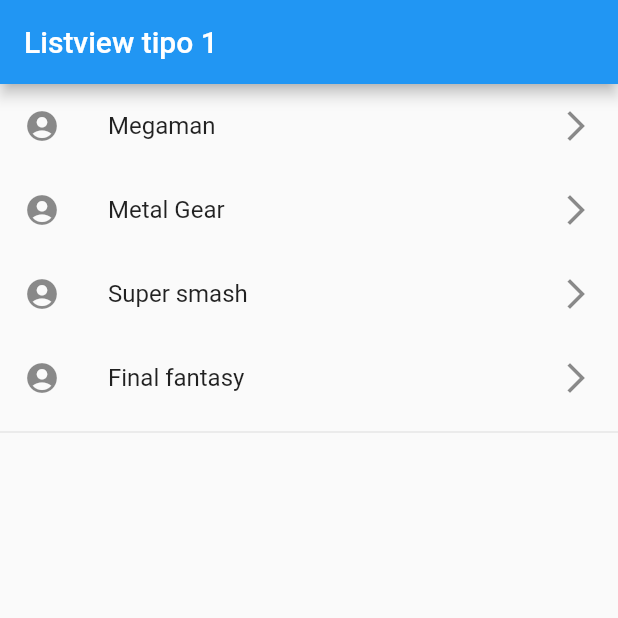
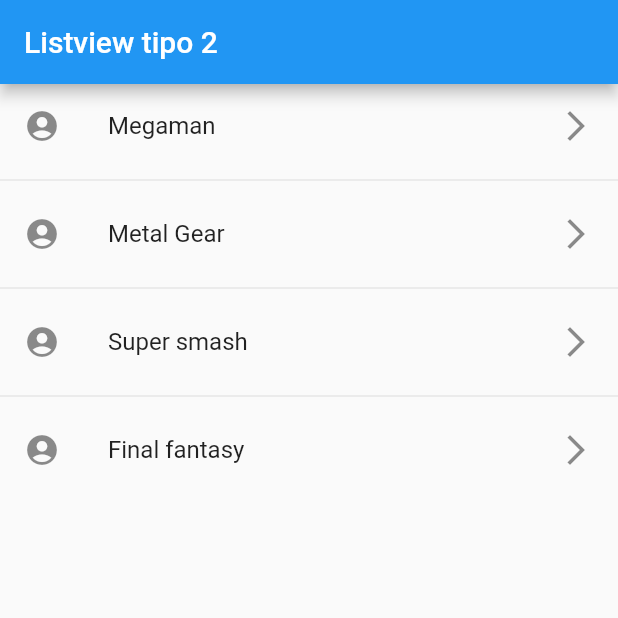
Before and after one commit to Tikiva/Flutter_components, a Flutter app: the screen it shows after launch, on a phone screen of 412 x 824 dp, the top half of it. Run offline on Flutter 3.47's test engine with Material 2 defaults, Android fonts, the phone set to English and light mode, and no system bars.

Commit message:
FLUTTER-Components 0003 Listview separate

```diff
--- a/lib/main.dart
+++ b/lib/main.dart
@@ -1,4 +1,5 @@
-import 'package:fl_components/screens/listview1_screen.dart';
+//import 'package:fl_components/screens/listview1_screen.dart';
+import 'package:fl_components/screens/listview2_screen.dart';
 import 'package:flutter/material.dart';
 
 void main() => runApp(MyApp());
@@ -11,7 +12,8 @@ class MyApp extends StatelessWidget {
     return const MaterialApp(
       debugShowCheckedModeBanner: false,
       title: 'Material App',
-      home: Listview1Screen(),
+      home: Listview2Screen(),
+      //home: Listview1Screen(),
     );
   }
 }
--- /dev/null
+++ b/lib/screens/listview2_screen.dart
@@ -0,0 +1,28 @@
+import 'package:flutter/material.dart';
+
+class Listview2Screen extends StatelessWidget {
+
+  const Listview2Screen({Key? key}) : super(key: key);
+
+  final options= const ['Megaman','Metal Gear','Super smash','Final fantasy'];
+
+  @override
+  Widget build(BuildContext context) {
+    return  Scaffold(
+      appBar: AppBar(
+        title:  const Text('Listview tipo 2'),
+      ),
+      body: ListView.separated(
+        itemCount: options.length,
+        itemBuilder: (context,item)=> ListTile(
+          leading: const Icon(Icons.account_circle),
+          title: Text(options[item]),
+          trailing: const Icon(Icons.arrow_forward_ios_outlined),
+          ),
+
+        separatorBuilder: (_,__)=> const Divider(),
+        )
+
+    );
+  }
+}
```
